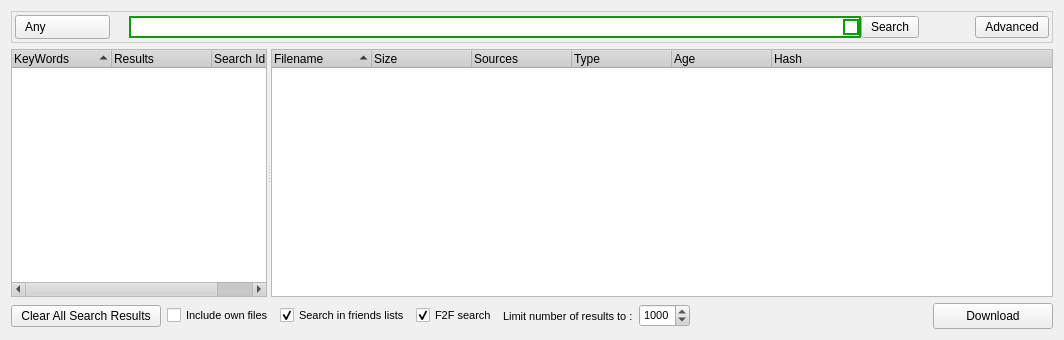
Old version of the form retroshare-gui/src/gui/SearchDialog.ui in the repository RetroShare/RetroShare.
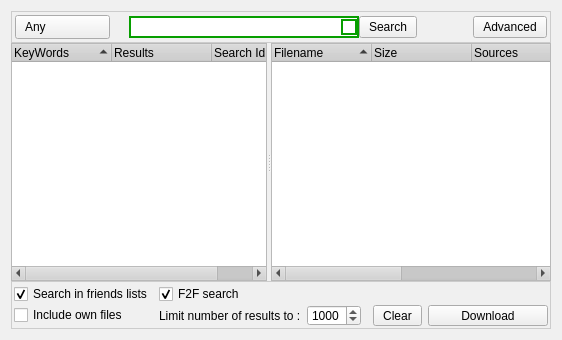
New version of the form. Icons and pictures are not drawn. Custom widgets are drawn as their Qt base class.

Commit message: Fixed to get again gui resize able , search not allowed more to set gui to a minimum size.

Diff of the .ui file:
```diff
--- a/retroshare-gui/src/gui/SearchDialog.ui
+++ b/retroshare-gui/src/gui/SearchDialog.ui
@@ -6,7 +6,7 @@
    <rect>
     <x>0</x>
     <y>0</y>
-    <width>1064</width>
+    <width>559</width>
     <height>340</height>
    </rect>
   </property>
@@ -502,8 +502,11 @@
   <property name="styleSheet">
    <string notr="true"/>
   </property>
-  <layout class="QGridLayout" name="gridLayout_2">
-   <item row="0" column="0">
+  <layout class="QGridLayout" name="gridLayout_4">
+   <property name="verticalSpacing">
+    <number>0</number>
+   </property>
+   <item row="0" column="0" colspan="5">
     <widget class="QFrame" name="frame">
      <property name="maximumSize">
       <size>
@@ -923,7 +926,7 @@
      </layout>
     </widget>
    </item>
-   <item row="1" column="0">
+   <item row="1" column="0" colspan="5">
     <widget class="QSplitter" name="splitter">
      <property name="orientation">
       <enum>Qt::Horizontal</enum>
@@ -1034,75 +1037,32 @@
      </widget>
     </widget>
    </item>
-   <item row="2" column="0">
-    <layout class="QHBoxLayout" name="horizontalLayout_2">
-     <item>
-      <widget class="QPushButton" name="cloaseallsearchresultsButton">
-       <property name="toolTip">
-        <string>&lt;!DOCTYPE HTML PUBLIC &quot;-//W3C//DTD HTML 4.0//EN&quot; &quot;http://www.w3.org/TR/REC-html40/strict.dtd&quot;&gt;
-&lt;html&gt;&lt;head&gt;&lt;meta name=&quot;qrichtext&quot; content=&quot;1&quot; /&gt;&lt;style type=&quot;text/css&quot;&gt;
-p, li { white-space: pre-wrap; }
-&lt;/style&gt;&lt;/head&gt;&lt;body style=&quot; font-family:'Arial'; font-size:8pt; font-weight:400; font-style:normal;&quot;&gt;
-&lt;p style=&quot; margin-top:0px; margin-bottom:0px; margin-left:0px; margin-right:0px; -qt-block-indent:0; text-indent:0px;&quot;&gt;&lt;span style=&quot; font-size:9pt;&quot;&gt;Close all Search Resullts&lt;/span&gt;&lt;/p&gt;&lt;/body&gt;&lt;/html&gt;</string>
+   <item row="2" column="0" colspan="5">
+    <widget class="QFrame" name="frame_3">
+     <property name="maximumSize">
+      <size>
+       <width>16777215</width>
+       <height>48</height>
+      </size>
        </property>
        <property name="styleSheet">
-        <string notr="true">QToolButton, QPushButton, QComboBox { 
-border-image: url(:/images/btn_26.png) 4;
-border-width: 4;
-padding: 0px 6px;
-font-size: 12px;
-}
+      <string notr="true">QFrame#frame_3{ 
+background-color: qlineargradient(x1:0, y1:0, x2:0, y2:1,
+stop:0 #FEFEFE, stop:1 #E8E8E8);
 
-*{
-color: black;
-}
-
-QComboBox QAbstractItemView {
-background-color:white;
-}
-
-QComboBox::down-arrow {
-image: url(:/images/combobox_arrow.png);
-}
-
-QComboBox:drop-down
-{
-subcontrol-origin: padding;
-subcontrol-position: top right;
-border-left-style: none; 
-border-top-right-radius: 1px;
-border-bottom-right-radius: 1px;
-}
-
-QToolButton:hover, QPushButton:hover, QComboBox:hover {
-border-image: url(:/images/btn_26_hover.png) 4;
-}
-
-QToolButton:disabled, QPushButton:disabled, QComboBox::disabled {
-color:gray;
-}
-
-QToolButton:pressed, QPushButton:pressed{
-border-image: url(:/images/btn_26_pressed.png) 4;
-}
-</string>
-       </property>
-       <property name="text">
-        <string>Clear All Search Results</string>
-       </property>
-      </widget>
-     </item>
-     <item>
-      <widget class="QCheckBox" name="_ownFiles_CB">
-       <property name="toolTip">
-        <string>Include files from your own file list in the search result</string>
-       </property>
-       <property name="text">
-        <string>Include own files</string>
-       </property>
-      </widget>
-     </item>
-     <item>
+border: 1px solid #CCCCCC;}</string>
+     </property>
+     <layout class="QGridLayout" name="gridLayout_2">
+      <property name="horizontalSpacing">
+       <number>6</number>
+      </property>
+      <property name="verticalSpacing">
+       <number>1</number>
+      </property>
+      <property name="margin">
+       <number>2</number>
+      </property>
+      <item row="0" column="0">
       <widget class="QCheckBox" name="_friendListsearch_SB">
        <property name="toolTip">
         <string>Search inside &quot;browsable&quot; files of your friends</string>
@@ -1115,7 +1075,7 @@
        </property>
       </widget>
      </item>
-     <item>
+      <item row="0" column="1">
       <widget class="QCheckBox" name="_anonF2Fsearch_CB">
        <property name="toolTip">
         <string>Multi-hop search at distance 6 in the network 
@@ -1129,15 +1089,34 @@
        </property>
       </widget>
      </item>
-     <item>
+      <item row="2" column="0">
+       <widget class="QCheckBox" name="_ownFiles_CB">
+        <property name="sizePolicy">
+         <sizepolicy hsizetype="Minimum" vsizetype="Fixed">
+          <horstretch>0</horstretch>
+          <verstretch>0</verstretch>
+         </sizepolicy>
+        </property>
+        <property name="toolTip">
+         <string>Include files from your own file list in the search result</string>
+        </property>
+        <property name="text">
+         <string>Include own files</string>
+        </property>
+       </widget>
+      </item>
+      <item row="2" column="1">
       <widget class="QLabel" name="label">
        <property name="text">
         <string>Limit number of results to :</string>
        </property>
       </widget>
      </item>
-     <item>
+      <item row="2" column="2">
       <widget class="QSpinBox" name="_max_results_SB">
+        <property name="suffix">
+         <string/>
+        </property>
        <property name="minimum">
         <number>100</number>
        </property>
@@ -1152,20 +1131,33 @@
        </property>
       </widget>
      </item>
-     <item>
-      <spacer>
+      <item row="0" column="2" colspan="4">
+       <spacer name="horizontalSpacer">
        <property name="orientation">
         <enum>Qt::Horizontal</enum>
        </property>
        <property name="sizeHint" stdset="0">
         <size>
-         <width>218</width>
-         <height>21</height>
+          <width>40</width>
+          <height>5</height>
         </size>
        </property>
       </spacer>
      </item>
-     <item>
+      <item row="2" column="3">
+       <spacer name="horizontalSpacer_2">
+        <property name="orientation">
+         <enum>Qt::Horizontal</enum>
+        </property>
+        <property name="sizeHint" stdset="0">
+         <size>
+          <width>40</width>
+          <height>20</height>
+         </size>
+        </property>
+       </spacer>
+      </item>
+      <item row="2" column="5">
       <widget class="QPushButton" name="pushButtonDownload">
        <property name="minimumSize">
         <size>
@@ -1237,7 +1229,64 @@
        </property>
       </widget>
      </item>
-    </layout>
+      <item row="2" column="4">
+       <widget class="QPushButton" name="cloaseallsearchresultsButton">
+        <property name="toolTip">
+         <string>&lt;!DOCTYPE HTML PUBLIC &quot;-//W3C//DTD HTML 4.0//EN&quot; &quot;http://www.w3.org/TR/REC-html40/strict.dtd&quot;&gt;
+&lt;html&gt;&lt;head&gt;&lt;meta name=&quot;qrichtext&quot; content=&quot;1&quot; /&gt;&lt;style type=&quot;text/css&quot;&gt;
+p, li { white-space: pre-wrap; }
+&lt;/style&gt;&lt;/head&gt;&lt;body style=&quot; font-family:'Arial'; font-size:8pt; font-weight:400; font-style:normal;&quot;&gt;
+&lt;p style=&quot; margin-top:0px; margin-bottom:0px; margin-left:0px; margin-right:0px; -qt-block-indent:0; text-indent:0px;&quot;&gt;&lt;span style=&quot; font-size:9pt;&quot;&gt;Close all Search Resullts&lt;/span&gt;&lt;/p&gt;&lt;/body&gt;&lt;/html&gt;</string>
+        </property>
+        <property name="styleSheet">
+         <string notr="true">QToolButton, QPushButton, QComboBox { 
+border-image: url(:/images/btn_26.png) 4;
+border-width: 4;
+padding: 0px 6px;
+font-size: 12px;
+}
+
+*{
+color: black;
+}
+
+QComboBox QAbstractItemView {
+background-color:white;
+}
+
+QComboBox::down-arrow {
+image: url(:/images/combobox_arrow.png);
+}
+
+QComboBox:drop-down
+{
+subcontrol-origin: padding;
+subcontrol-position: top right;
+border-left-style: none; 
+border-top-right-radius: 1px;
+border-bottom-right-radius: 1px;
+}
+
+QToolButton:hover, QPushButton:hover, QComboBox:hover {
+border-image: url(:/images/btn_26_hover.png) 4;
+}
+
+QToolButton:disabled, QPushButton:disabled, QComboBox::disabled {
+color:gray;
+}
+
+QToolButton:pressed, QPushButton:pressed{
+border-image: url(:/images/btn_26_pressed.png) 4;
+}
+</string>
+        </property>
+        <property name="text">
+         <string>Clear</string>
+        </property>
+       </widget>
+      </item>
+     </layout>
+    </widget>
    </item>
   </layout>
  </widget>
```
Lines whose indentation alone changed are shown as unchanged. The commit also changes 1 other file.
